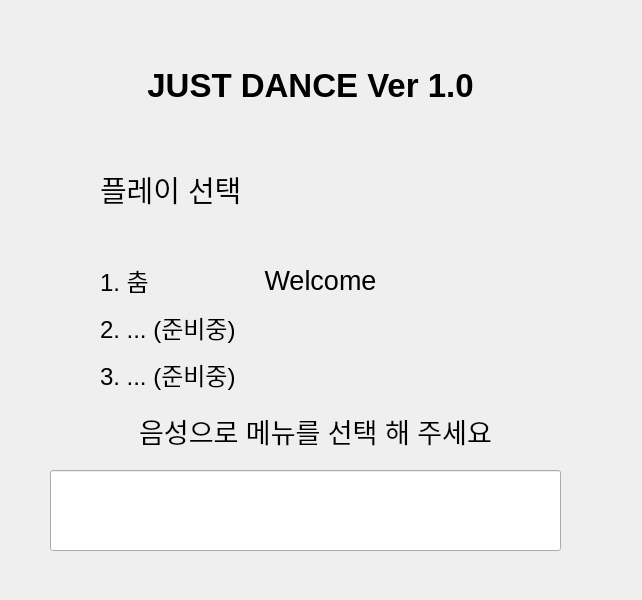
Qt form cp_and_mv_ver1.0/Just_dance.ui (BrotherHwan/Final_project) before a commit.
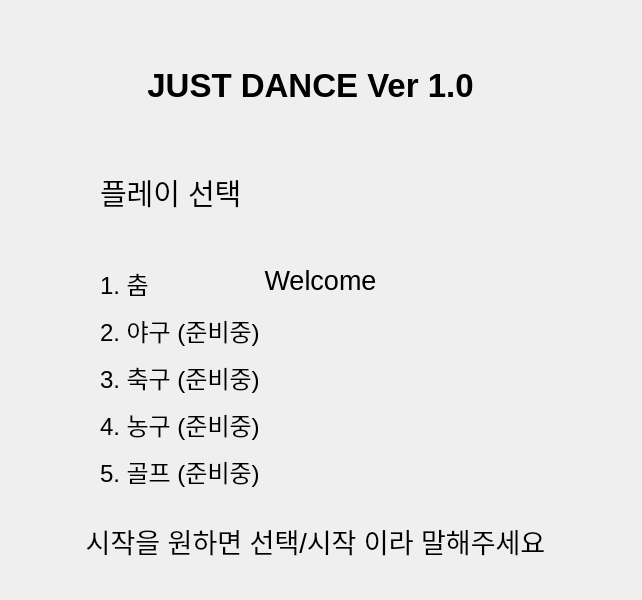
The same form after that commit. Icons and pictures are not drawn.

Commit message: ui 추가

```diff
--- a/cp_and_mv_ver1.0/Just_dance.ui
+++ b/cp_and_mv_ver1.0/Just_dance.ui
@@ -69,11 +69,11 @@
      <x>100</x>
      <y>150</y>
      <width>441</width>
-     <height>261</height>
+     <height>361</height>
     </rect>
    </property>
    <property name="text">
-    <string>&lt;html&gt;&lt;head/&gt;&lt;body&gt;&lt;p&gt;&lt;span style=&quot; font-size:22pt;&quot;&gt;플레이 선택&lt;/span&gt;&lt;/p&gt;&lt;p&gt;&lt;br/&gt;&lt;/p&gt;&lt;p&gt;&lt;span style=&quot; font-size:18pt;&quot;&gt;1. 춤&lt;/span&gt;&lt;/p&gt;&lt;p&gt;&lt;span style=&quot; font-size:18pt;&quot;&gt;2. ... (준비중)&lt;/span&gt;&lt;/p&gt;&lt;p&gt;&lt;span style=&quot; font-size:18pt;&quot;&gt;3. ... (준비중)&lt;/span&gt;&lt;/p&gt;&lt;/body&gt;&lt;/html&gt;</string>
+    <string>&lt;html&gt;&lt;head/&gt;&lt;body&gt;&lt;p&gt;&lt;span style=&quot; font-size:22pt;&quot;&gt;플레이 선택&lt;/span&gt;&lt;/p&gt;&lt;p&gt;&lt;br/&gt;&lt;/p&gt;&lt;p&gt;&lt;span style=&quot; font-size:18pt;&quot;&gt;1. 춤&lt;/span&gt;&lt;/p&gt;&lt;p&gt;&lt;span style=&quot; font-size:18pt;&quot;&gt;2. 야구 (준비중)&lt;/span&gt;&lt;/p&gt;&lt;p&gt;&lt;span style=&quot; font-size:18pt;&quot;&gt;3. 축구 (준비중)&lt;/span&gt;&lt;/p&gt;&lt;p&gt;&lt;span style=&quot; font-size:18pt;&quot;&gt;4. 농구 (준비중)&lt;/span&gt;&lt;/p&gt;&lt;p&gt;&lt;span style=&quot; font-size:18pt;&quot;&gt;5. 골프 (준비중)&lt;/span&gt;&lt;/p&gt;&lt;/body&gt;&lt;/html&gt;</string>
    </property>
   </widget>
   <widget class="QLabel" name="txt_info">
@@ -83,7 +83,7 @@
    <property name="geometry">
     <rect>
      <x>60</x>
-     <y>400</y>
+     <y>510</y>
      <width>511</width>
      <height>61</height>
     </rect>
@@ -94,22 +94,12 @@
     </font>
    </property>
    <property name="text">
-    <string>음성으로 메뉴를 선택 해 주세요</string>
+    <string>시작을 원하면 선택/시작 이라 말해주세요</string>
    </property>
    <property name="alignment">
     <set>Qt::AlignCenter</set>
    </property>
   </widget>
-  <widget class="QLineEdit" name="edit_option">
-   <property name="geometry">
-    <rect>
-     <x>50</x>
-     <y>470</y>
-     <width>511</width>
-     <height>81</height>
-    </rect>
-   </property>
-  </widget>
   <widget class="QLabel" name="label">
    <property name="geometry">
     <rect>
```
